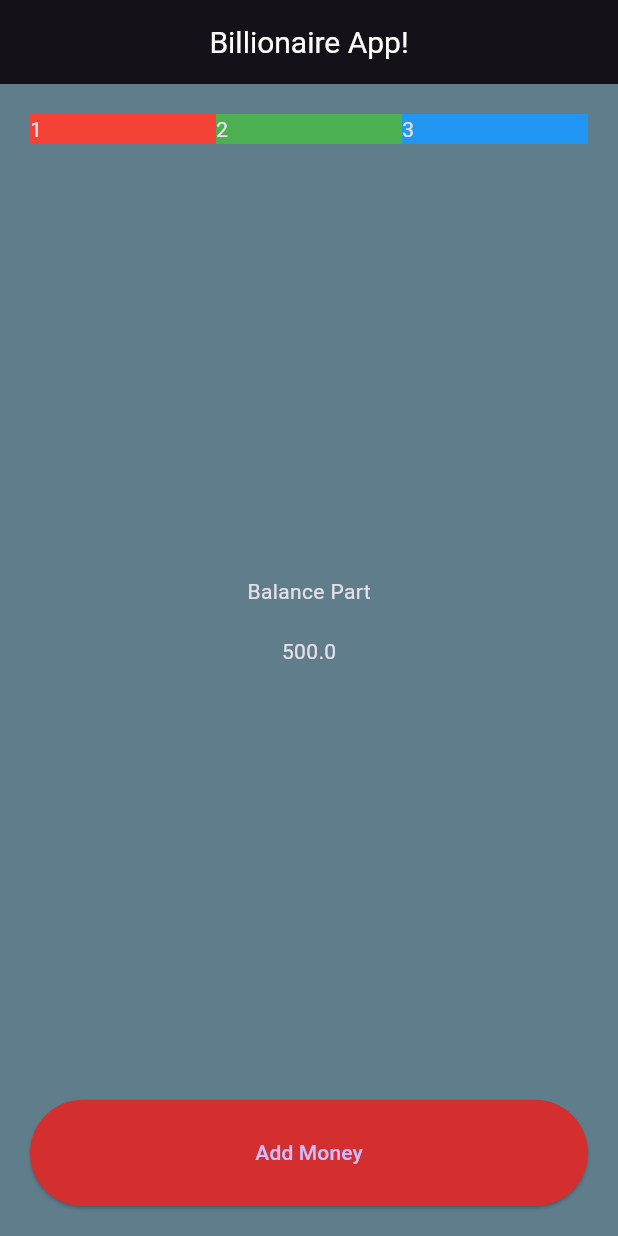
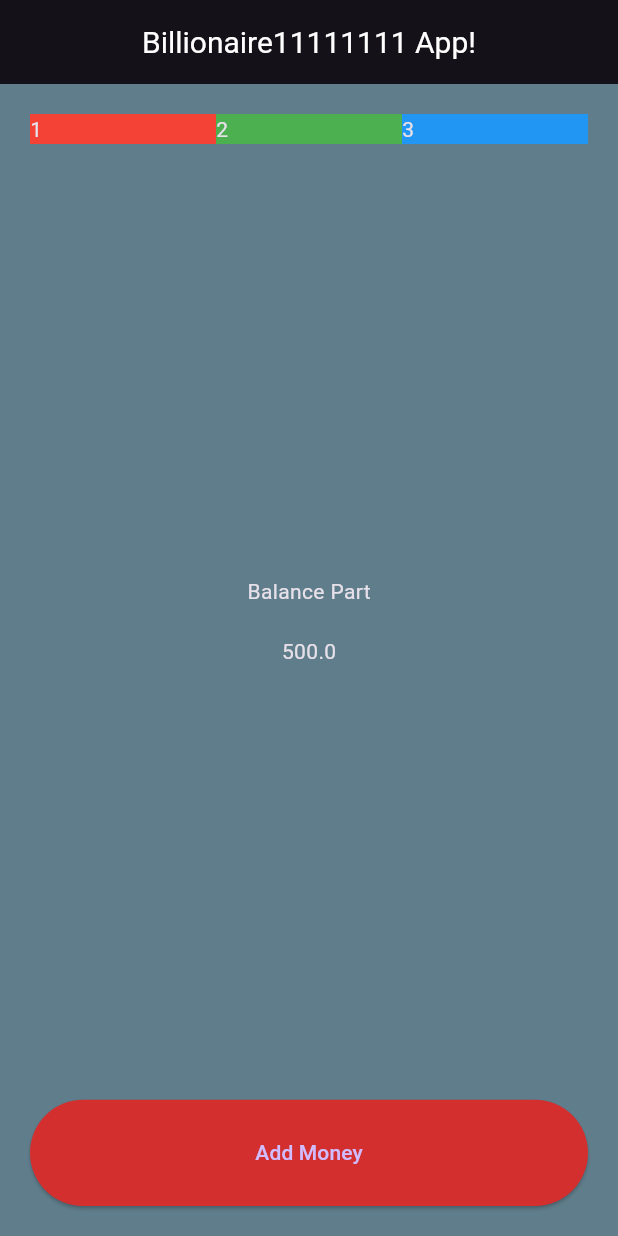
Before and after one commit to ThongDangg/billionaireapp, a Flutter app: the screen it shows after launch, on a phone screen of 412 x 824 dp. Run offline on Flutter 3.47's test engine with Material 3 defaults, Android fonts, the phone set to English and light mode, and no system bars.

Commit message:
moi cap nhat

```diff
--- a/lib/main.dart
+++ b/lib/main.dart
@@ -1,4 +1,3 @@
-
 import 'package:flutter/material.dart';
 
 void main() {
@@ -13,11 +12,10 @@ class MyApp extends StatefulWidget {
 }
 
 class _MyAppState extends State<MyApp> {
-
   double balance = 500;
   void addMoney() {
-      balance += 500;
-      print(balance);
+    balance += 500;
+    print(balance);
   }
 
   @override
@@ -26,7 +24,7 @@ class _MyAppState extends State<MyApp> {
       theme: ThemeData.dark(useMaterial3: true),
       home: Scaffold(
         appBar: AppBar(
-          title: Text("Billionaire App!"),
+          title: Text("Billionaire11111111 App!"),
           centerTitle: true,
           titleTextStyle: TextStyle(fontSize: 20),
         ),
```
